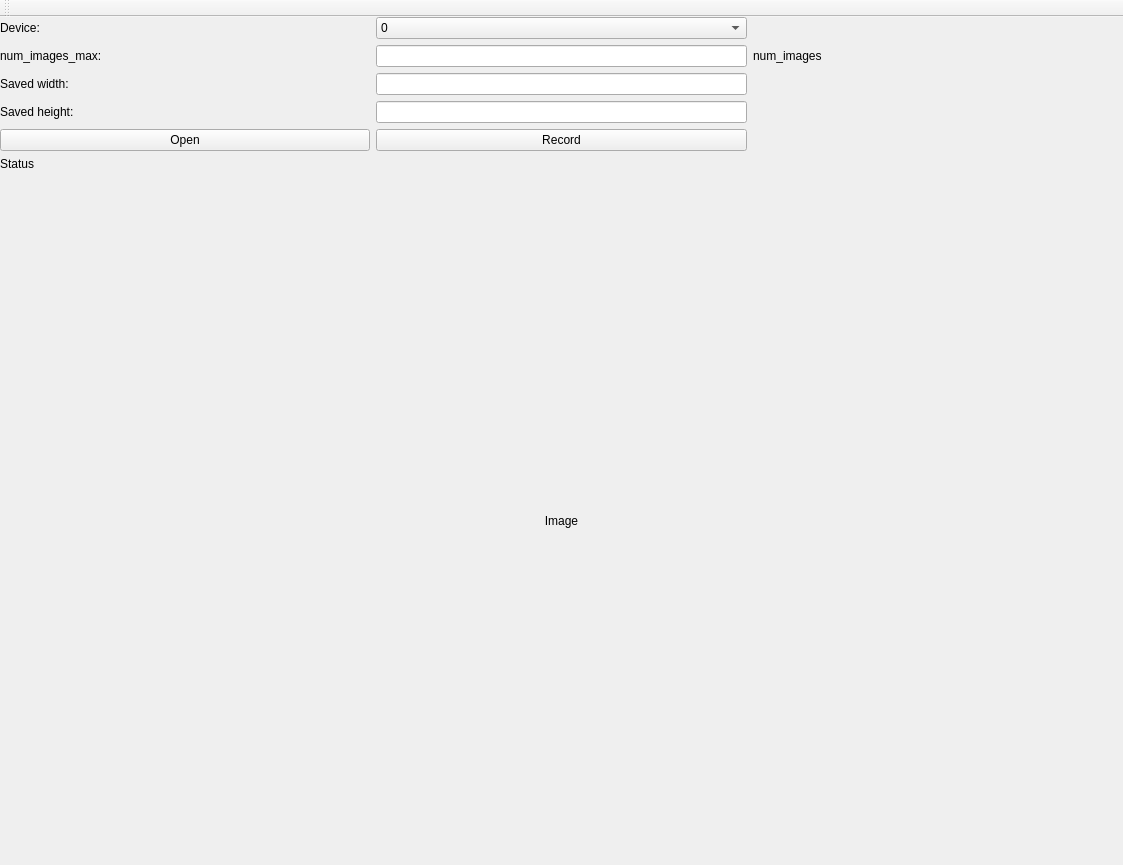
Old version of the form tools/image_studio/ui_main.ui in the repository tsaith/handpose.
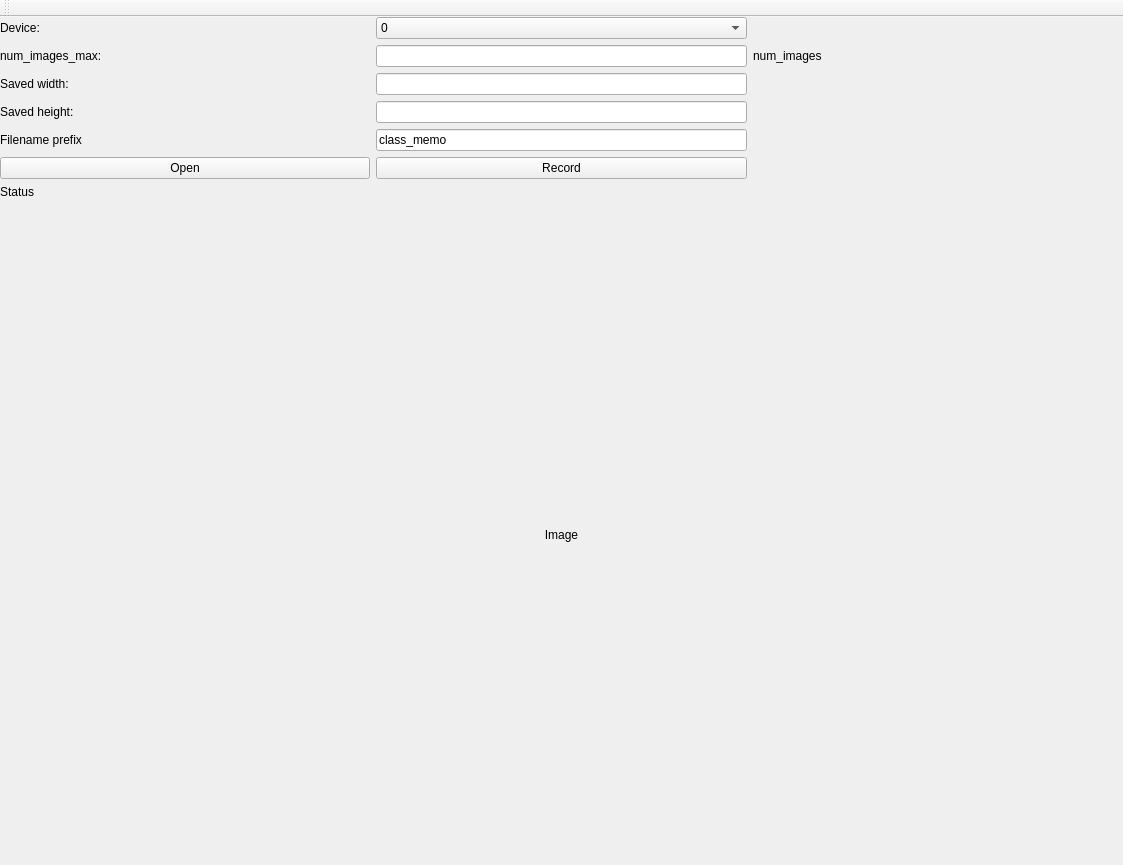
New version of the form. Icons and pictures are not drawn.

What changed in the file:
```diff
--- a/tools/image_studio/ui_main.ui
+++ b/tools/image_studio/ui_main.ui
@@ -159,6 +159,26 @@
           </property>
          </widget>
         </item>
+        <item row="7" column="0">
+         <widget class="QLabel" name="lb_filename_prefix">
+          <property name="text">
+           <string>Filename prefix</string>
+          </property>
+         </widget>
+        </item>
+        <item row="7" column="2">
+         <widget class="QLineEdit" name="lineEdit">
+          <property name="sizePolicy">
+           <sizepolicy hsizetype="Preferred" vsizetype="Fixed">
+            <horstretch>0</horstretch>
+            <verstretch>0</verstretch>
+           </sizepolicy>
+          </property>
+          <property name="text">
+           <string>class_memo</string>
+          </property>
+         </widget>
+        </item>
        </layout>
       </item>
       <item>
```
Left out of the diff: 2 changed lines with no effect on the pictures.
